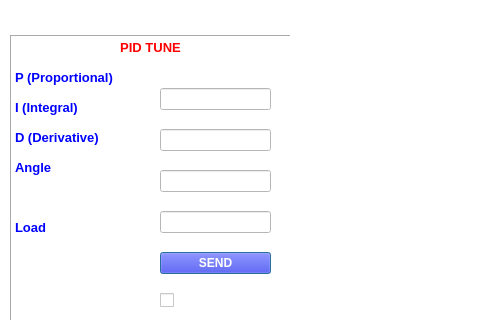
The window that TEST_DOAN2/secdialog.ui (audoantrung123/Do_An_2) describes before a commit, drawn with Qt 5; both pictures show x 0 to 480 and y 135 to 455 of the 1116 by 970 pixel window.
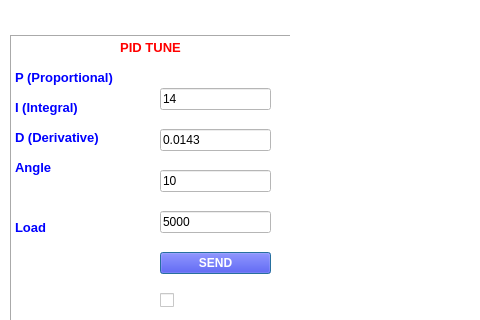
The same window after the commit. Custom widgets are drawn as their Qt base class.

```diff
--- a/TEST_DOAN2/secdialog.ui
+++ b/TEST_DOAN2/secdialog.ui
@@ -59,16 +59,32 @@
    </property>
    <layout class="QVBoxLayout" name="verticalLayout">
     <item>
-     <widget class="QLineEdit" name="KpLineEdit"/>
+     <widget class="QLineEdit" name="KpLineEdit">
+      <property name="text">
+       <string>14</string>
+      </property>
+     </widget>
     </item>
     <item>
-     <widget class="QLineEdit" name="KiLineEdit"/>
+     <widget class="QLineEdit" name="KiLineEdit">
+      <property name="text">
+       <string>0.0143</string>
+      </property>
+     </widget>
     </item>
     <item>
-     <widget class="QLineEdit" name="KdLineEdit"/>
+     <widget class="QLineEdit" name="KdLineEdit">
+      <property name="text">
+       <string>10</string>
+      </property>
+     </widget>
     </item>
     <item>
-     <widget class="QLineEdit" name="AngleLineEdit"/>
+     <widget class="QLineEdit" name="AngleLineEdit">
+      <property name="text">
+       <string>5000</string>
+      </property>
+     </widget>
     </item>
     <item>
      <widget class="QPushButton" name="send_btn">
```
